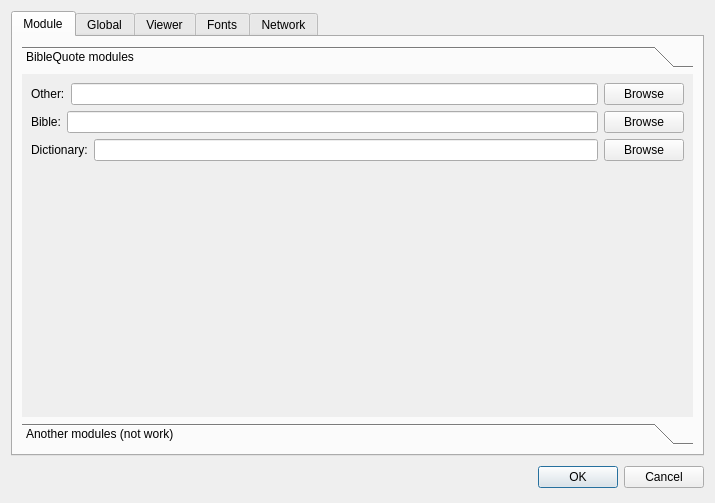
First picture: the form in src/gui/dialogs/settings/settings.ui, repository axsapronov/QSopherim, before the edit.
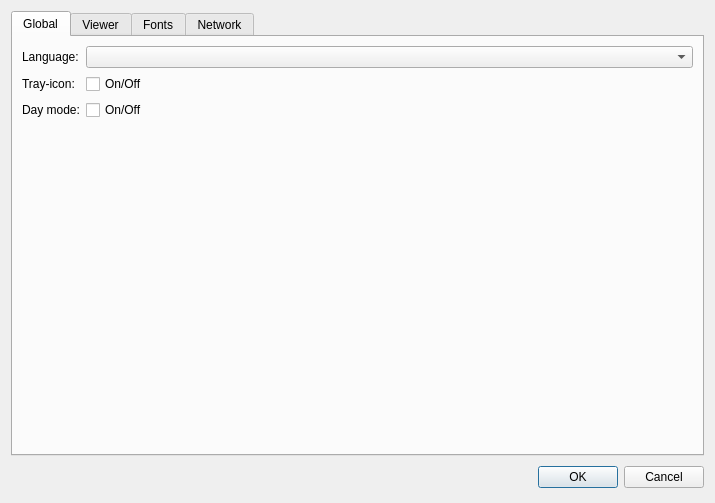
Second picture: the form after the edit.

Commit message: [UPDATE] Update import modules

```diff
--- a/src/gui/dialogs/settings/settings.ui
+++ b/src/gui/dialogs/settings/settings.ui
@@ -42,124 +42,6 @@
      <property name="currentIndex">
       <number>0</number>
      </property>
-     <widget class="QWidget" name="tab_3">
-      <attribute name="title">
-       <string>Module</string>
-      </attribute>
-      <layout class="QGridLayout" name="gridLayout_3">
-       <item row="0" column="0">
-        <widget class="QToolBox" name="toolBox">
-         <property name="currentIndex">
-          <number>0</number>
-         </property>
-         <widget class="QWidget" name="page">
-          <property name="geometry">
-           <rect>
-            <x>0</x>
-            <y>0</y>
-            <width>675</width>
-            <height>348</height>
-           </rect>
-          </property>
-          <attribute name="label">
-           <string>BibleQuote modules</string>
-          </attribute>
-          <layout class="QGridLayout" name="gridLayout_6">
-           <item row="0" column="0">
-            <layout class="QHBoxLayout" name="horizontalLayout_3">
-             <item>
-              <widget class="QLabel" name="label_4">
-               <property name="text">
-                <string>Other:</string>
-               </property>
-              </widget>
-             </item>
-             <item>
-              <widget class="QLineEdit" name="LEOtherFolder"/>
-             </item>
-             <item>
-              <widget class="QPushButton" name="pBOtherFolder">
-               <property name="text">
-                <string>Browse</string>
-               </property>
-              </widget>
-             </item>
-            </layout>
-           </item>
-           <item row="1" column="0">
-            <layout class="QHBoxLayout" name="horizontalLayout">
-             <item>
-              <widget class="QLabel" name="label_2">
-               <property name="text">
-                <string>Bible:</string>
-               </property>
-              </widget>
-             </item>
-             <item>
-              <widget class="QLineEdit" name="LEBibleFolder"/>
-             </item>
-             <item>
-              <widget class="QPushButton" name="pBBibleFolder">
-               <property name="text">
-                <string>Browse</string>
-               </property>
-              </widget>
-             </item>
-            </layout>
-           </item>
-           <item row="2" column="0">
-            <layout class="QHBoxLayout" name="horizontalLayout_2">
-             <item>
-              <widget class="QLabel" name="label_3">
-               <property name="text">
-                <string>Dictionary:</string>
-               </property>
-              </widget>
-             </item>
-             <item>
-              <widget class="QLineEdit" name="LEDictFolder"/>
-             </item>
-             <item>
-              <widget class="QPushButton" name="pBDictFolder">
-               <property name="text">
-                <string>Browse</string>
-               </property>
-              </widget>
-             </item>
-            </layout>
-           </item>
-           <item row="3" column="0">
-            <spacer name="verticalSpacer_2">
-             <property name="orientation">
-              <enum>Qt::Vertical</enum>
-             </property>
-             <property name="sizeHint" stdset="0">
-              <size>
-               <width>20</width>
-               <height>228</height>
-              </size>
-             </property>
-            </spacer>
-           </item>
-          </layout>
-         </widget>
-         <widget class="QWidget" name="page_2">
-          <property name="geometry">
-           <rect>
-            <x>0</x>
-            <y>0</y>
-            <width>96</width>
-            <height>26</height>
-           </rect>
-          </property>
-          <attribute name="label">
-           <string>Another modules (not work)</string>
-          </attribute>
-         </widget>
-        </widget>
-       </item>
-      </layout>
-     </widget>
      <widget class="QWidget" name="tab">
       <attribute name="title">
        <string>Global</string>
```
The commit also changes 7 other files.
